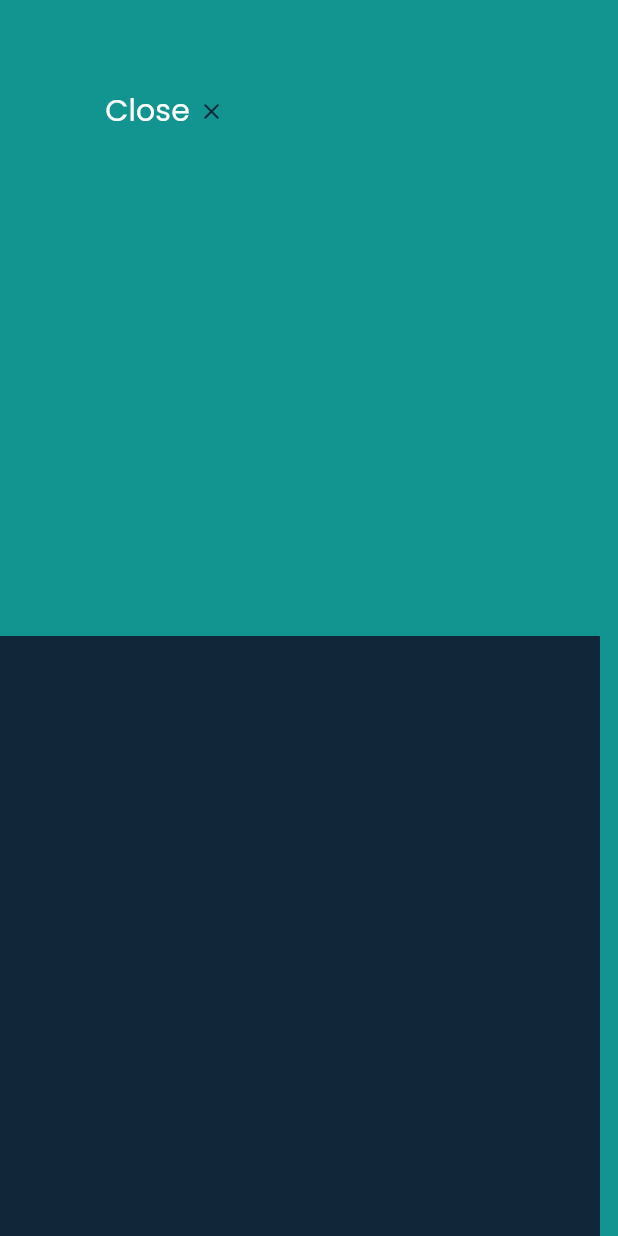
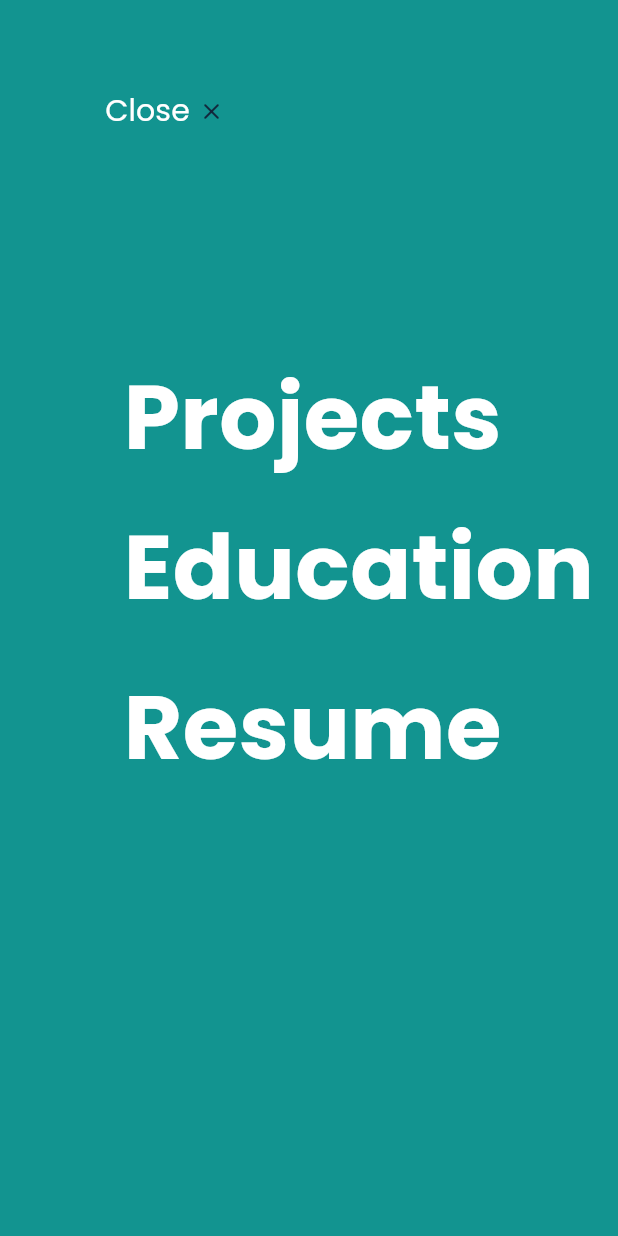
Before and after one commit to angeloseby/portfolio, a Flutter app: the screen it shows after launch, after a tap on "Know More", on a phone screen of 412 x 824 dp. Run offline on Flutter 3.47's test engine with Material 3 defaults, Android fonts, the phone set to English and light mode, and no system bars; our stand-ins replace google_fonts.

Commit message:
Implemented NavBar

```diff
--- /dev/null
+++ b/lib/animations/slide_from_bottom_animation.dart
@@ -0,0 +1,59 @@
+import 'package:flutter/material.dart';
+import 'package:portfolio/configs/constants.dart';
+
+class SlideFromBottomText extends StatefulWidget {
+  final String text;
+  final int delay;
+  const SlideFromBottomText(
+      {super.key, required this.text, required this.delay});
+
+  @override
+  _SlideFromBottomTextState createState() => _SlideFromBottomTextState();
+}
+
+class _SlideFromBottomTextState extends State<SlideFromBottomText> {
+  bool _isVisible = false;
+  bool _isHovered = false;
+
+  @override
+  void initState() {
+    super.initState();
+    // Trigger animation after a delay
+    Future.delayed(Duration(milliseconds: widget.delay), () {
+      setState(() {
+        _isVisible = true;
+      });
+    });
+  }
+
+  @override
+  Widget build(BuildContext context) {
+    return Material(
+      color: Colors.transparent,
+      child: MouseRegion(
+        onEnter: (event) {
+          setState(() {
+            _isHovered = true;
+          });
+        },
+        onExit: (event) {
+          setState(() {
+            _isHovered = false;
+          });
+        },
+        child: AnimatedContainer(
+          duration: const Duration(milliseconds: 500),
+          curve: Curves.easeInOut,
+          height: _isVisible ? 0.0 : 100.0,
+          alignment: _isVisible ? Alignment.topLeft : const Alignment(-1, 10),
+          child: Text(
+            widget.text,
+            style: navBarTitleText.copyWith(
+              color: _isHovered ? subShade : lightShade,
+            ),
+          ),
+        ),
+      ),
+    );
+  }
+}
--- a/lib/configs/constants.dart
+++ b/lib/configs/constants.dart
@@ -28,3 +28,9 @@ TextStyle navBarClose = GoogleFonts.poppins(
   color: lightShade,
   fontWeight: FontWeight.w400,
 );
+
+TextStyle navBarTitleText = GoogleFonts.poppins(
+  fontSize: 60,
+  color: lightShade,
+  fontWeight: FontWeight.bold,
+);
--- a/lib/widgets/bottom_driver.dart
+++ /dev/null
@@ -1,59 +0,0 @@
-import 'package:flutter/material.dart';
-import 'package:portfolio/configs/constants.dart';
-
-class BottomRectangleDriver extends StatefulWidget {
-  const BottomRectangleDriver({super.key});
-
-  @override
-  State<BottomRectangleDriver> createState() => _BottomRectangleDriverState();
-}
-
-class _BottomRectangleDriverState extends State<BottomRectangleDriver>
-    with SingleTickerProviderStateMixin {
-  double screenHeight = 400;
-  double screenWidth = 400;
-
-  AnimationController? _animationController;
-
-  @override
-  void initState() {
-    super.initState();
-    _animationController = AnimationController(
-      duration: const Duration(seconds: 2),
-      vsync: this,
-    );
-  }
-
-  @override
-  void dispose() {
-    _animationController?.dispose();
-    super.dispose();
-  }
-
-  @override
-  Widget build(BuildContext context) {
-    return GestureDetector(
-      onTap: () {
-        setState(() {
-          screenHeight = 20;
-          screenWidth = 200;
-        });
-        // Start the animation after state update
-        _animationController?.forward();
-      },
-      child: AnimatedContainer(
-        duration: _animationController!.duration,
-        curve: Curves.ease,
-        child: Container(
-          color: subShade,
-          height: Tween<double>(begin: screenHeight, end: 20.0)
-              .animate(_animationController!)
-              .value,
-          width: Tween<double>(begin: screenWidth, end: 200.0)
-              .animate(_animationController!)
-              .value,
-        ),
-      ),
-    );
-  }
-}
--- a/lib/widgets/navigation_bar.dart
+++ b/lib/widgets/navigation_bar.dart
@@ -1,6 +1,7 @@
 import 'package:flutter/material.dart';
+import 'package:flutter/widgets.dart';
+import 'package:portfolio/animations/slide_from_bottom_animation.dart';
 import 'package:portfolio/configs/constants.dart';
-import 'package:portfolio/widgets/bottom_driver.dart';
 
 class NavigationBarContainer extends StatefulWidget {
   const NavigationBarContainer({super.key});
@@ -46,10 +47,37 @@ class _NavigationBarContainerState extends State<NavigationBarContainer> {
               ),
             ),
           ),
-          const Positioned(
-            bottom: 0,
-            left: 0,
-            child: BottomRectangleDriver(),
+          Positioned(
+            top: screenHeight / 3.5,
+            left: screenWidth / 5,
+            child: Column(
+              children: [
+                Container(
+                  width: 400,
+                  height: 100,
+                  child: const SlideFromBottomText(
+                    text: "Projects",
+                    delay: 500,
+                  ),
+                ),
+                Container(
+                  width: 400,
+                  height: 100,
+                  child: const SlideFromBottomText(
+                    text: "Education",
+                    delay: 600,
+                  ),
+                ),
+                Container(
+                  width: 400,
+                  height: 100,
+                  child: const SlideFromBottomText(
+                    text: "Resume",
+                    delay: 700,
+                  ),
+                ),
+              ],
+            ),
           )
         ],
       ),
```
